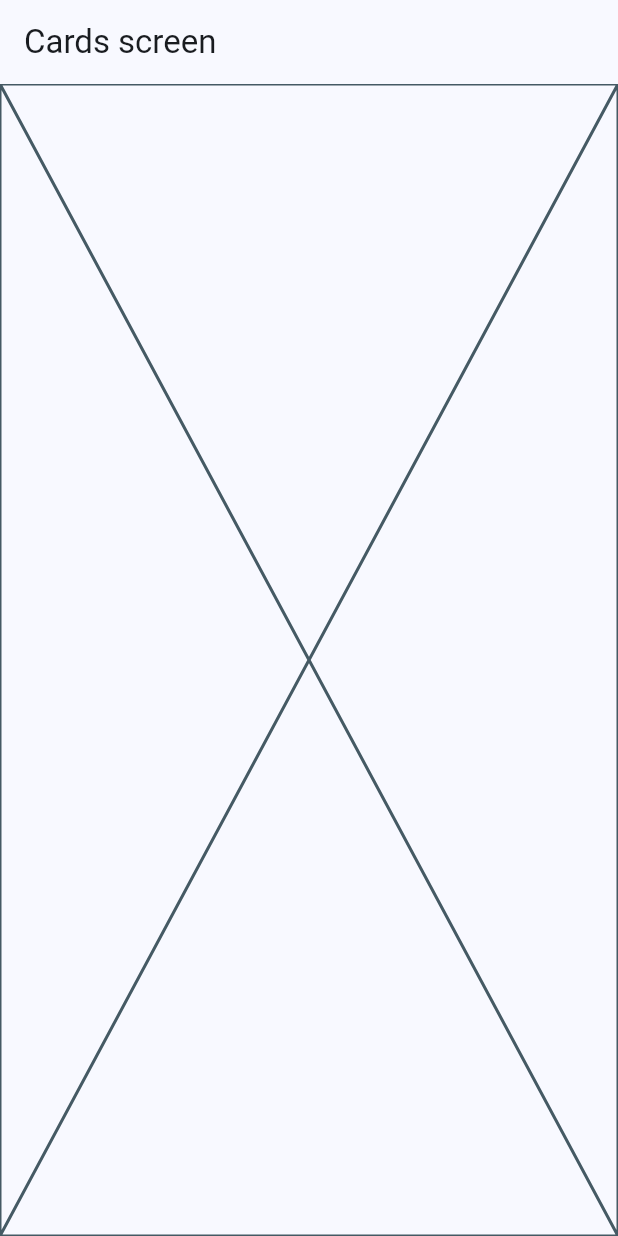
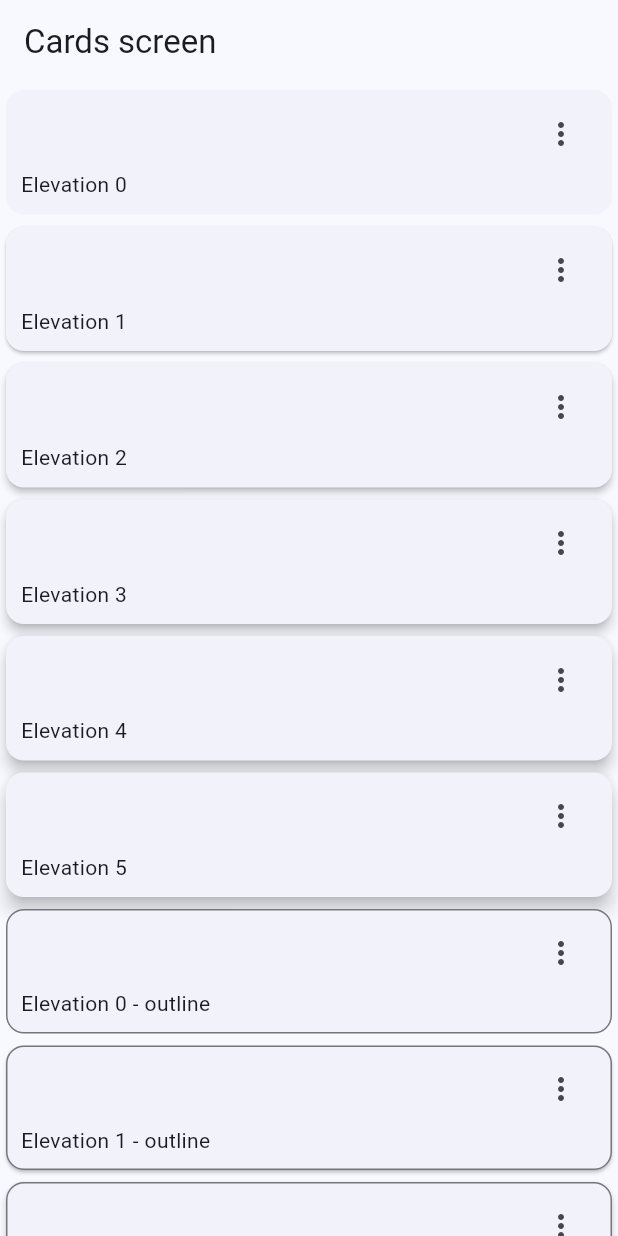
Before and after one commit to nblancoz/widgets_app, a Flutter app: the CardsScreen screen opened by its route, on a phone screen of 412 x 824 dp. Run offline on Flutter 3.47's test engine with Material 3 defaults, Android fonts, the phone set to English and light mode, and no system bars; our stand-ins replace go_router.

Commit message:
added two different type of cards

```diff
--- a/lib/presentation/screens/cards/cards_screen.dart
+++ b/lib/presentation/screens/cards/cards_screen.dart
@@ -1,4 +1,13 @@
 import 'package:flutter/material.dart';
+
+const cards = <Map<String, dynamic>>[
+  {'elevation': 0.0, 'label': 'Elevation 0'},
+  {'elevation': 1.0, 'label': 'Elevation 1'},
+  {'elevation': 2.0, 'label': 'Elevation 2'},
+  {'elevation': 3.0, 'label': 'Elevation 3'},
+  {'elevation': 4.0, 'label': 'Elevation 4'},
+  {'elevation': 5.0, 'label': 'Elevation 5'},
+];
 
 class CardsScreen extends StatelessWidget {
   const CardsScreen({super.key});
@@ -11,7 +20,111 @@ class CardsScreen extends StatelessWidget {
       appBar: AppBar(
         title: const Text('Cards screen'),
       ),
-      body: const Placeholder(),
+      body: const _CardsView(),
     );
   }
 }
+
+class _CardsView extends StatelessWidget {
+  const _CardsView();
+
+  @override
+  Widget build(BuildContext context) {
+    return SingleChildScrollView(
+      child: Column(
+        children: [
+          ...cards.map(
+            (card) => _CardType1(
+              elevation: card['elevation'],
+              label: card['label'],
+            ),
+          ),
+          ...cards.map(
+            (card) => _CardType2(
+              elevation: card['elevation'],
+              label: card['label'],
+            ),
+          ),
+        ],
+      ),
+    );
+  }
+}
+
+class _CardType1 extends StatelessWidget {
+  final String label;
+  final double elevation;
+
+  const _CardType1({
+    required this.label,
+    required this.elevation,
+  });
+
+  @override
+  Widget build(BuildContext context) {
+    return Card(
+      elevation: elevation,
+      child: Padding(
+        padding: const EdgeInsets.fromLTRB(10, 5, 10, 10),
+        child: Column(
+          children: [
+            Align(
+              alignment: Alignment.topRight,
+              child: IconButton(
+                onPressed: () {},
+                icon: const Icon(Icons.more_vert_outlined),
+              ),
+            ),
+            Align(
+              alignment: Alignment.bottomLeft,
+              child: Text(label),
+            )
+          ],
+        ),
+      ),
+    );
+  }
+}
+
+class _CardType2 extends StatelessWidget {
+  final String label;
+  final double elevation;
+
+  const _CardType2({
+    required this.label,
+    required this.elevation,
+  });
+
+  @override
+  Widget build(BuildContext context) {
+    final colors = Theme.of(context).colorScheme;
+
+    return Card(
+      shape: RoundedRectangleBorder(
+        borderRadius: const BorderRadius.all(Radius.circular(12)),
+        side: BorderSide(
+          color: colors.outline,
+        ),
+      ),
+      elevation: elevation,
+      child: Padding(
+        padding: const EdgeInsets.fromLTRB(10, 5, 10, 10),
+        child: Column(
+          children: [
+            Align(
+              alignment: Alignment.topRight,
+              child: IconButton(
+                onPressed: () {},
+                icon: const Icon(Icons.more_vert_outlined),
+              ),
+            ),
+            Align(
+              alignment: Alignment.bottomLeft,
+              child: Text('$label - outline'),
+            )
+          ],
+        ),
+      ),
+    );
+  }
+}
```
